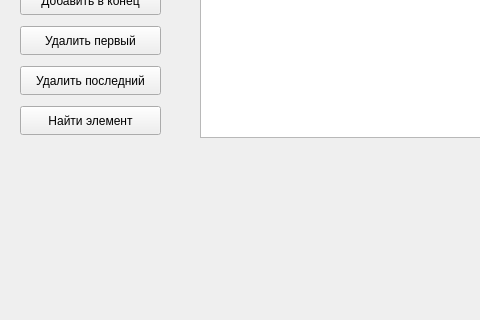
Above: mainwindow.ui from SvetlanaMinich/2.2---lab-OAiP before the change; both pictures show x 0 to 480 and y 114 to 434 of the 800 by 600 pixel window. Below: the same form after it.
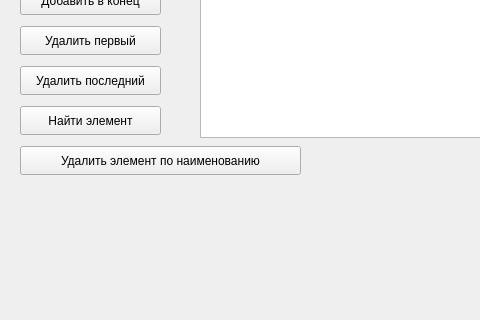
That is the form after the change.

Patch:
```diff
--- a/mainwindow.ui
+++ b/mainwindow.ui
@@ -128,6 +128,19 @@
      <string>Найти элемент</string>
     </property>
    </widget>
+   <widget class="QPushButton" name="deleteByName">
+    <property name="geometry">
+     <rect>
+      <x>20</x>
+      <y>260</y>
+      <width>281</width>
+      <height>29</height>
+     </rect>
+    </property>
+    <property name="text">
+     <string>Удалить элемент по наименованию</string>
+    </property>
+   </widget>
   </widget>
   <widget class="QMenuBar" name="menubar">
    <property name="geometry">
```
